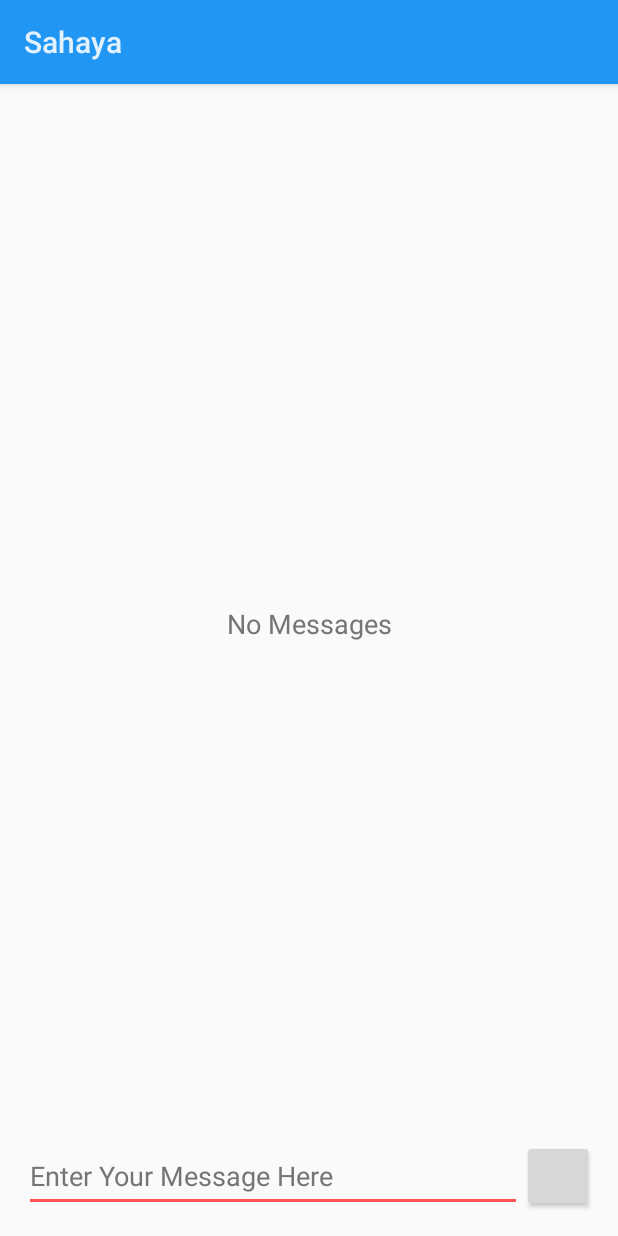
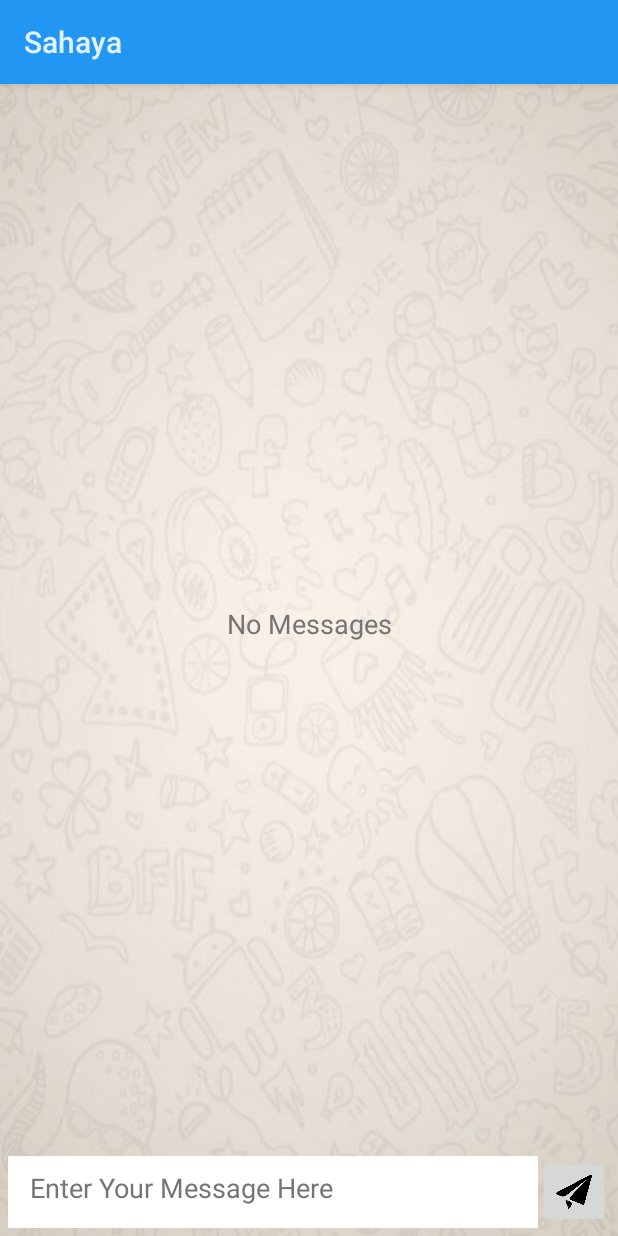
Before and after one commit to HITAM-EPICS/sahaya, an Android app: the DiscussionActivity screen opened directly, with no data from a screen before it, on a phone screen of 412 x 824 dp. Run offline under Robolectric (Android 15) with nearby library versions, the phone set to English and light mode, and no system bars; our stand-ins replace Firebase (no records; nobody signed in at launch, a user with empty details on screens opened directly).

Commit message:
Discussion

```diff
--- a/app/src/main/java/hitam/epics/sahaya/DiscussionActivity.java
+++ b/app/src/main/java/hitam/epics/sahaya/DiscussionActivity.java
@@ -88,8 +88,8 @@ public class DiscussionActivity extends Activity {
     public void SendMessage(View view) {
         String message = messageInput.getText().toString().trim();
         DiscussionMessage newMessage = new DiscussionMessage(userName, message);
-        discussionRef.child(newMessage.getTimeNumber() + "").setValue(newMessage);
-        addMessage(newMessage);
+        discussionRef.child(newMessage.getTime() + "").setValue(newMessage);
+        messageInput.setText("");
     }
 
     private void addMessage(DiscussionMessage message) {
@@ -98,5 +98,6 @@ public class DiscussionActivity extends Activity {
             discussionMessages.remove(0);
         }
         discussionAdapter.notifyDataSetChanged();
+        discussionMessagesListView.smoothScrollToPosition(discussionMessages.size() - 1);
     }
 }
--- a/app/src/main/res/layout/activity_discussion.xml
+++ b/app/src/main/res/layout/activity_discussion.xml
@@ -4,10 +4,8 @@
     android:id="@+id/activity_discussion"
     android:layout_width="match_parent"
     android:layout_height="match_parent"
-    android:paddingBottom="@dimen/activity_vertical_margin"
-    android:paddingLeft="@dimen/activity_horizontal_margin"
-    android:paddingRight="@dimen/activity_horizontal_margin"
-    android:paddingTop="@dimen/activity_vertical_margin"
+    android:background="@drawable/discussion_background"
+    android:padding="5dp"
     tools:context="hitam.epics.sahaya.DiscussionActivity">
 
     <RelativeLayout
@@ -16,18 +14,21 @@
         android:layout_height="wrap_content"
         android:layout_alignParentBottom="true">
 
-        <Button
+        <ImageButton
             android:id="@+id/send_message_button"
             android:layout_width="48dp"
             android:layout_height="48dp"
             android:layout_alignParentEnd="true"
-            android:onClick="SendMessage" />
+            android:onClick="SendMessage"
+            android:scaleType="fitCenter"
+            android:src="@drawable/send_button" />
 
         <EditText
             android:id="@+id/message_input"
             android:layout_width="match_parent"
             android:layout_height="48dp"
             android:layout_toLeftOf="@id/send_message_button"
+            android:background="@drawable/perfect_rectangle"
             android:hint="@string/enter_your_message_here" />
 
     </RelativeLayout>
@@ -36,7 +37,9 @@
         android:id="@+id/discussion_message_list"
         android:layout_width="match_parent"
         android:layout_height="match_parent"
-        android:layout_above="@id/message_layout" />
+        android:layout_above="@id/message_layout"
+        android:dividerHeight="10dp"
+        tools:listitem="@layout/discussion_message" />
 
     <TextView
         android:id="@+id/empty_view"
```
Also changed, not shown: app/src/main/java/hitam/epics/sahaya/support/DiscussionAdapter.java (+19 -4 lines), app/src/main/java/hitam/epics/sahaya/support/DiscussionMessage.java (+11 -9 lines), app/src/main/res/layout/discussion_message.xml (+8 -3 lines), app/src/main/res/layout/discussion_message_self.xml (added, +48 -0 lines), app/src/main/res/drawable/discussion_background.jpg (added), app/src/main/res/drawable/send_button.png (added), app/src/main/res/drawable/swipe_left.png (added), 2 other files.
